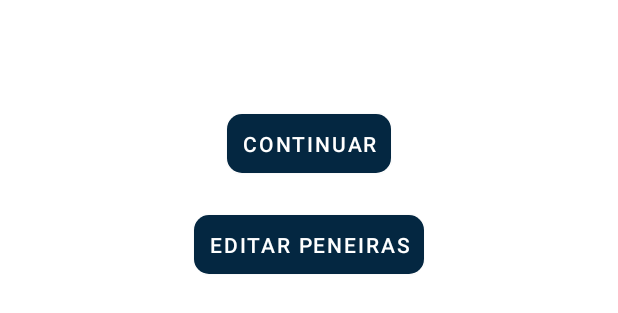
After one commit to Montaigne-ensaios/montaigne_app, an Android app: the layout fragment_dados_agregados.xml on its own in the app's theme, with its tools: preview values and no code run, on a phone screen of 412 x 824 dp. The commit adds this screen. Shown: the top 313 px of the screen. Run offline under Robolectric (Android 15) with nearby library versions, the phone set to English and light mode, and no system bars.

Commit message:
Iniciado a implementação do restante do layout de granulometria

```diff
--- /dev/null
+++ b/app/src/main/res/layout/fragment_dados_agregados.xml
@@ -0,0 +1,58 @@
+<?xml version="1.0" encoding="utf-8"?>
+<FrameLayout xmlns:android="http://schemas.android.com/apk/res/android"
+    xmlns:app="http://schemas.android.com/apk/res-auto"
+    xmlns:tools="http://schemas.android.com/tools"
+    android:layout_width="match_parent"
+    android:layout_height="match_parent"
+    tools:context=".BlankFragment">
+
+    <androidx.constraintlayout.widget.ConstraintLayout
+        android:layout_width="match_parent"
+        android:layout_height="match_parent">
+
+        <ScrollView
+            android:layout_width="match_parent"
+            android:layout_height="match_parent"
+            android:layout_marginTop="30dp"
+            android:layout_marginBottom="40dp"
+            app:layout_constraintBottom_toBottomOf="parent"
+            app:layout_constraintEnd_toEndOf="parent"
+            app:layout_constraintStart_toStartOf="parent"
+            app:layout_constraintTop_toTopOf="parent" >
+
+            <androidx.constraintlayout.widget.ConstraintLayout
+                android:layout_width="match_parent"
+                android:layout_height="match_parent">
+
+                <androidx.recyclerview.widget.RecyclerView
+                    android:id="@+id/recyclerView"
+                    android:layout_width="match_parent"
+                    android:layout_height="match_parent"
+                    android:layout_marginTop="16dp"
+                    app:layout_constraintEnd_toEndOf="parent"
+                    app:layout_constraintStart_toStartOf="parent"
+                    app:layout_constraintTop_toTopOf="parent" />
+
+                <Button
+                    android:id="@+id/button4"
+                    android:layout_width="wrap_content"
+                    android:layout_height="wrap_content"
+                    android:layout_marginTop="24dp"
+                    android:text="Continuar"
+                    app:layout_constraintEnd_toEndOf="@+id/recyclerView"
+                    app:layout_constraintStart_toStartOf="@+id/recyclerView"
+                    app:layout_constraintTop_toBottomOf="@+id/recyclerView" />
+
+                <Button
+                    android:id="@+id/button5"
+                    android:layout_width="wrap_content"
+                    android:layout_height="wrap_content"
+                    android:layout_marginTop="16dp"
+                    android:text="Editar Peneiras"
+                    app:layout_constraintEnd_toEndOf="@+id/button4"
+                    app:layout_constraintStart_toStartOf="@+id/button4"
+                    app:layout_constraintTop_toBottomOf="@+id/button4" />
+            </androidx.constraintlayout.widget.ConstraintLayout>
+        </ScrollView>
+    </androidx.constraintlayout.widget.ConstraintLayout>
+</FrameLayout>
```
Also changed, not shown: app/src/main/res/layout/fragment_dados_miudo.xml (deleted, +0 -30 lines), app/src/main/res/layout/fragment_identificar_agregados.xml (renamed from app/src/main/res/layout/fragment_dados_graudo.xml, +19 -1 lines), app/src/main/res/navigation/granulometria_nav_graph.xml (+8 -8 lines).
